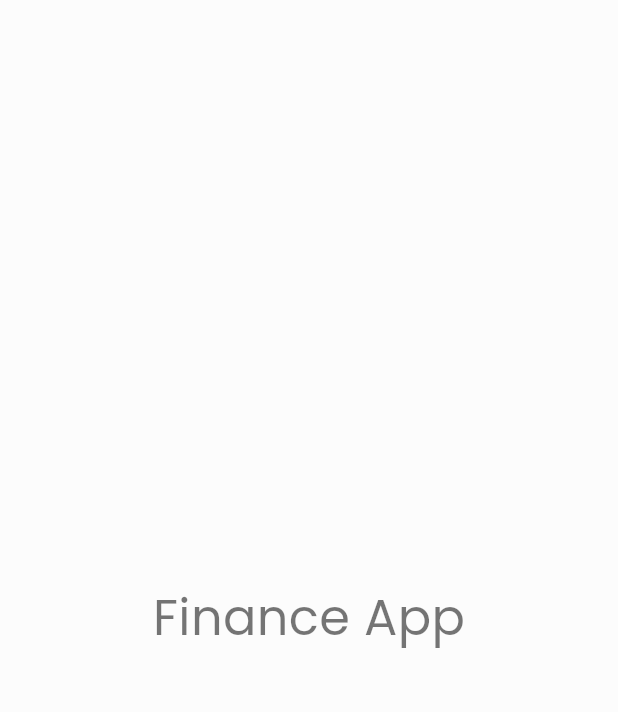
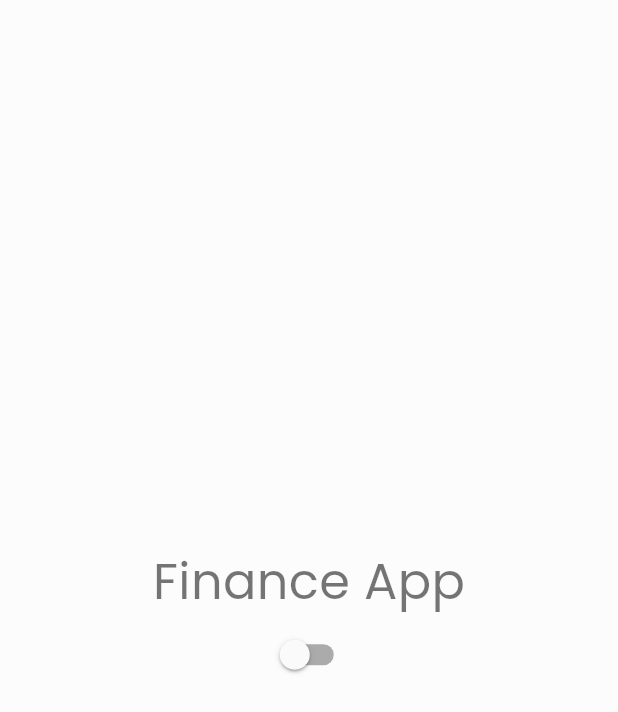
Before and after one commit to gabrielscota/finance_app, a Flutter app: the screen it shows after launch, on a phone screen of 412 x 824 dp. Shown: the top 712 px of the screen. Run offline on Flutter 3.47's test engine with Material 2 defaults, Android fonts, the phone set to English and light mode, and no system bars; our stand-ins replace get, google_fonts.

Commit message:
style: button to change theme mode

```diff
--- a/lib/main/main.dart
+++ b/lib/main/main.dart
@@ -28,19 +28,43 @@ class MyApp extends StatelessWidget {
   }
 }
 
-class HomePage extends StatelessWidget {
+class HomePage extends StatefulWidget {
   const HomePage({Key? key}) : super(key: key);
+
+  @override
+  _HomePageState createState() => _HomePageState();
+}
+
+class _HomePageState extends State<HomePage> {
+  bool isDarkModeEnabled = false;
 
   @override
   Widget build(BuildContext context) {
     return AnimatedTheme(
       curve: Curves.easeInOut,
       data: Theme.of(context),
+      duration: Duration(milliseconds: 500),
       child: Scaffold(
-        body: Center(
-          child: Text(
-            'Finance App',
-            style: Theme.of(context).textTheme.headline4,
+        body: SizedBox.expand(
+          child: Column(
+            mainAxisAlignment: MainAxisAlignment.center,
+            children: [
+              Text(
+                'Finance App',
+                style: Theme.of(context).textTheme.headline4,
+              ),
+              Switch(
+                value: isDarkModeEnabled,
+                onChanged: (value) {
+                  if (value) {
+                    Get.changeThemeMode(ThemeMode.dark);
+                  } else {
+                    Get.changeThemeMode(ThemeMode.light);
+                  }
+                  isDarkModeEnabled = !isDarkModeEnabled;
+                },
+              ),
+            ],
           ),
         ),
       ),
```
